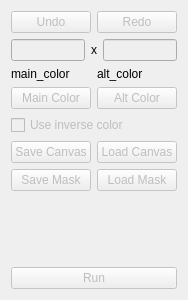
First picture: the form in forms/sidebar.ui, repository kuzmoyev/DZO, before the edit.
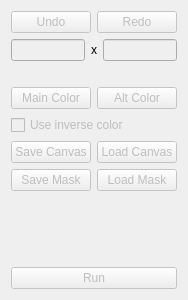
Second picture: the form after the edit.

Commit message: Add color picker

```diff
--- a/forms/sidebar.ui
+++ b/forms/sidebar.ui
@@ -10,12 +10,24 @@
     <height>300</height>
    </rect>
   </property>
+  <property name="sizePolicy">
+   <sizepolicy hsizetype="Fixed" vsizetype="Minimum">
+    <horstretch>0</horstretch>
+    <verstretch>0</verstretch>
+   </sizepolicy>
+  </property>
   <property name="windowTitle">
    <string>Form</string>
   </property>
   <layout class="QVBoxLayout" name="verticalLayout_2">
+   <property name="sizeConstraint">
+    <enum>QLayout::SetMinimumSize</enum>
+   </property>
    <item>
     <layout class="QVBoxLayout" name="verticalLayout">
+     <property name="sizeConstraint">
+      <enum>QLayout::SetDefaultConstraint</enum>
+     </property>
      <item>
       <layout class="QHBoxLayout" name="horizontalLayout">
        <item>
@@ -91,14 +103,14 @@
           </size>
          </property>
          <property name="text">
-          <string>main_color</string>
+          <string/>
          </property>
         </widget>
        </item>
        <item>
         <widget class="QLabel" name="altColorLabel">
          <property name="text">
-          <string>alt_color</string>
+          <string/>
          </property>
         </widget>
        </item>
```
The commit also changes 8 other files.
